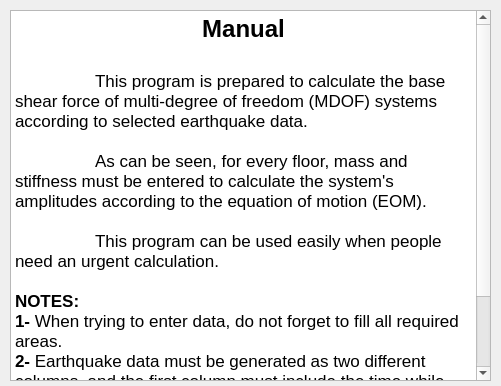
Above: manual.ui from alitatici/VisualizationOfCodes before the change. Below: the same form after it.
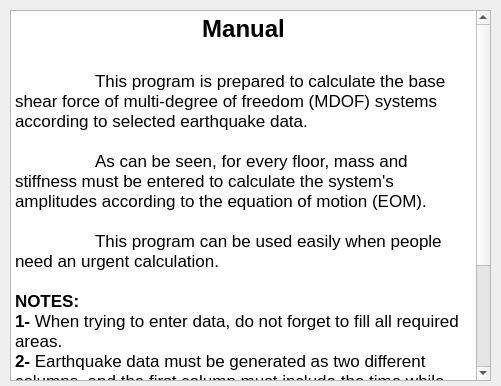
That is the form after the change. Icons and pictures are not drawn.

```diff
--- a/manual.ui
+++ b/manual.ui
@@ -1289,20 +1289,22 @@
     <string>&lt;!DOCTYPE HTML PUBLIC &quot;-//W3C//DTD HTML 4.0//EN&quot; &quot;http://www.w3.org/TR/REC-html40/strict.dtd&quot;&gt;
 &lt;html&gt;&lt;head&gt;&lt;meta name=&quot;qrichtext&quot; content=&quot;1&quot; /&gt;&lt;style type=&quot;text/css&quot;&gt;
 p, li { white-space: pre-wrap; }
-&lt;/style&gt;&lt;/head&gt;&lt;body style=&quot; font-family:'MS Shell Dlg 2'; font-size:7.8pt; font-weight:400; font-style:normal;&quot;&gt;
-&lt;p align=&quot;center&quot; style=&quot; margin-top:0px; margin-bottom:0px; margin-left:0px; margin-right:0px; -qt-block-indent:0; text-indent:0px;&quot;&gt;&lt;span style=&quot; font-family:'.AppleSystemUIFont'; font-size:18pt; font-weight:600;&quot;&gt;Manual&lt;/span&gt;&lt;/p&gt;
-&lt;p style=&quot;-qt-paragraph-type:empty; margin-top:0px; margin-bottom:0px; margin-left:0px; margin-right:0px; -qt-block-indent:0; text-indent:0px; font-family:'.AppleSystemUIFont'; font-size:18pt; font-weight:600;&quot;&gt;&lt;br /&gt;&lt;/p&gt;
-&lt;p style=&quot; margin-top:0px; margin-bottom:0px; margin-left:0px; margin-right:0px; -qt-block-indent:0; text-indent:0px;&quot;&gt;&lt;span style=&quot; font-family:'.AppleSystemUIFont'; font-size:13pt;&quot;&gt;	This program is prepared to calculate the base shear force of multi-degree of freedom (MDOF) systems according to selected earthquake data. &lt;/span&gt;&lt;/p&gt;
-&lt;p style=&quot;-qt-paragraph-type:empty; margin-top:0px; margin-bottom:0px; margin-left:0px; margin-right:0px; -qt-block-indent:0; text-indent:0px; font-family:'.AppleSystemUIFont'; font-size:13pt;&quot;&gt;&lt;br /&gt;&lt;/p&gt;
-&lt;p style=&quot; margin-top:0px; margin-bottom:0px; margin-left:0px; margin-right:0px; -qt-block-indent:0; text-indent:0px;&quot;&gt;&lt;span style=&quot; font-family:'.AppleSystemUIFont'; font-size:13pt;&quot;&gt;	As can be seen, for every floor, mass and stiffness must be entered to calculate the system's amplitudes according to the equation of motion (EOM). &lt;/span&gt;&lt;/p&gt;
-&lt;p style=&quot;-qt-paragraph-type:empty; margin-top:0px; margin-bottom:0px; margin-left:0px; margin-right:0px; -qt-block-indent:0; text-indent:0px; font-family:'.AppleSystemUIFont'; font-size:13pt;&quot;&gt;&lt;br /&gt;&lt;/p&gt;
-&lt;p style=&quot; margin-top:0px; margin-bottom:0px; margin-left:0px; margin-right:0px; -qt-block-indent:0; text-indent:0px;&quot;&gt;&lt;span style=&quot; font-family:'.AppleSystemUIFont'; font-size:13pt;&quot;&gt;	This program can be used easily when people need an urgent calculation. &lt;/span&gt;&lt;/p&gt;
-&lt;p style=&quot; margin-top:0px; margin-bottom:0px; margin-left:0px; margin-right:0px; -qt-block-indent:0; text-indent:0px;&quot;&gt;&lt;span style=&quot; font-family:'.AppleSystemUIFont'; font-size:13pt;&quot;&gt; &lt;/span&gt;&lt;/p&gt;
-&lt;p style=&quot; margin-top:0px; margin-bottom:0px; margin-left:0px; margin-right:0px; -qt-block-indent:0; text-indent:0px;&quot;&gt;&lt;span style=&quot; font-family:'.AppleSystemUIFont'; font-size:13pt; font-weight:600;&quot;&gt;NOTES:&lt;/span&gt;&lt;/p&gt;
-&lt;p style=&quot; margin-top:0px; margin-bottom:0px; margin-left:0px; margin-right:0px; -qt-block-indent:0; text-indent:0px;&quot;&gt;&lt;span style=&quot; font-family:'.AppleSystemUIFont'; font-size:13pt; font-weight:600;&quot;&gt;1- &lt;/span&gt;&lt;span style=&quot; font-family:'.AppleSystemUIFont'; font-size:13pt;&quot;&gt;When trying to enter data, do not forget to fill all required areas. &lt;/span&gt;&lt;/p&gt;
-&lt;p style=&quot; margin-top:0px; margin-bottom:0px; margin-left:0px; margin-right:0px; -qt-block-indent:0; text-indent:0px;&quot;&gt;&lt;span style=&quot; font-family:'.AppleSystemUIFont'; font-size:13pt; font-weight:600;&quot;&gt;2- &lt;/span&gt;&lt;span style=&quot; font-family:'.AppleSystemUIFont'; font-size:13pt;&quot;&gt;Earthquake data must be generated as two different columns, and the first column must include the time while the second one includes acceleration.&lt;/span&gt;&lt;/p&gt;
-&lt;p style=&quot; margin-top:0px; margin-bottom:0px; margin-left:0px; margin-right:0px; -qt-block-indent:0; text-indent:0px;&quot;&gt;&lt;span style=&quot; font-family:'.AppleSystemUIFont'; font-size:13pt; font-weight:600;&quot;&gt;3- &lt;/span&gt;&lt;span style=&quot; font-family:'.AppleSystemUIFont'; font-size:13pt;&quot;&gt;Earthquake data file must not have additional information in the first row.&lt;/span&gt;&lt;/p&gt;
-&lt;p style=&quot; margin-top:0px; margin-bottom:0px; margin-left:0px; margin-right:0px; -qt-block-indent:0; text-indent:0px;&quot;&gt;&lt;span style=&quot; font-family:'.AppleSystemUIFont'; font-size:13pt; font-weight:600;&quot;&gt;4- &lt;/span&gt;&lt;span style=&quot; font-family:'.AppleSystemUIFont'; font-size:13pt;&quot;&gt;Seperator can be all dot ('.'), comma (','),or space (' ').&lt;/span&gt;&lt;/p&gt;&lt;/body&gt;&lt;/html&gt;</string>
+&lt;/style&gt;&lt;/head&gt;&lt;body style=&quot; font-family:'.AppleSystemUIFont'; font-size:13pt; font-weight:400; font-style:normal;&quot;&gt;
+&lt;p align=&quot;center&quot; style=&quot; margin-top:0px; margin-bottom:0px; margin-left:0px; margin-right:0px; -qt-block-indent:0; text-indent:0px;&quot;&gt;&lt;span style=&quot; font-size:18pt; font-weight:600;&quot;&gt;Manual&lt;/span&gt;&lt;/p&gt;
+&lt;p style=&quot;-qt-paragraph-type:empty; margin-top:0px; margin-bottom:0px; margin-left:0px; margin-right:0px; -qt-block-indent:0; text-indent:0px; font-size:18pt; font-weight:600;&quot;&gt;&lt;br /&gt;&lt;/p&gt;
+&lt;p style=&quot; margin-top:0px; margin-bottom:0px; margin-left:0px; margin-right:0px; -qt-block-indent:0; text-indent:0px;&quot;&gt;	This program is prepared to calculate the base shear force of multi-degree of freedom (MDOF) systems according to selected earthquake data. &lt;/p&gt;
+&lt;p style=&quot;-qt-paragraph-type:empty; margin-top:0px; margin-bottom:0px; margin-left:0px; margin-right:0px; -qt-block-indent:0; text-indent:0px;&quot;&gt;&lt;br /&gt;&lt;/p&gt;
+&lt;p style=&quot; margin-top:0px; margin-bottom:0px; margin-left:0px; margin-right:0px; -qt-block-indent:0; text-indent:0px;&quot;&gt;	As can be seen, for every floor, mass and stiffness must be entered to calculate the system's amplitudes according to the equation of motion (EOM). &lt;/p&gt;
+&lt;p style=&quot;-qt-paragraph-type:empty; margin-top:0px; margin-bottom:0px; margin-left:0px; margin-right:0px; -qt-block-indent:0; text-indent:0px;&quot;&gt;&lt;br /&gt;&lt;/p&gt;
+&lt;p style=&quot; margin-top:0px; margin-bottom:0px; margin-left:0px; margin-right:0px; -qt-block-indent:0; text-indent:0px;&quot;&gt;	This program can be used easily when people need an urgent calculation. &lt;/p&gt;
+&lt;p style=&quot; margin-top:0px; margin-bottom:0px; margin-left:0px; margin-right:0px; -qt-block-indent:0; text-indent:0px;&quot;&gt; &lt;/p&gt;
+&lt;p style=&quot; margin-top:0px; margin-bottom:0px; margin-left:0px; margin-right:0px; -qt-block-indent:0; text-indent:0px;&quot;&gt;&lt;span style=&quot; font-weight:600;&quot;&gt;NOTES:&lt;/span&gt;&lt;/p&gt;
+&lt;p style=&quot; margin-top:0px; margin-bottom:0px; margin-left:0px; margin-right:0px; -qt-block-indent:0; text-indent:0px;&quot;&gt;&lt;span style=&quot; font-weight:600;&quot;&gt;1- &lt;/span&gt;When trying to enter data, do not forget to fill all required areas. &lt;/p&gt;
+&lt;p style=&quot; margin-top:0px; margin-bottom:0px; margin-left:0px; margin-right:0px; -qt-block-indent:0; text-indent:0px;&quot;&gt;&lt;span style=&quot; font-weight:600;&quot;&gt;2- &lt;/span&gt;Earthquake data must be generated as two different columns, and the first column must include the time while the second one includes acceleration.&lt;/p&gt;
+&lt;p style=&quot; margin-top:0px; margin-bottom:0px; margin-left:0px; margin-right:0px; -qt-block-indent:0; text-indent:0px;&quot;&gt;&lt;span style=&quot; font-weight:600;&quot;&gt;3- &lt;/span&gt;Earthquake data file must not have additional information in the first row.&lt;/p&gt;
+&lt;p style=&quot; margin-top:0px; margin-bottom:0px; margin-left:0px; margin-right:0px; -qt-block-indent:0; text-indent:0px;&quot;&gt;&lt;span style=&quot; font-weight:600;&quot;&gt;4- &lt;/span&gt;Seperator can be all dot ('.'), comma (','),or space (' ').&lt;/p&gt;
+&lt;p style=&quot; margin-top:0px; margin-bottom:0px; margin-left:0px; margin-right:0px; -qt-block-indent:0; text-indent:0px;&quot;&gt;&lt;span style=&quot; font-weight:600;&quot;&gt;5- &lt;/span&gt;Damping raito is set as 0.05&lt;/p&gt;
+&lt;p style=&quot; margin-top:0px; margin-bottom:0px; margin-left:0px; margin-right:0px; -qt-block-indent:0; text-indent:0px;&quot;&gt;&lt;span style=&quot; font-weight:600;&quot;&gt;6- &lt;/span&gt;Newmark Method is used to evaluate dynamic response numerically.&lt;/p&gt;&lt;/body&gt;&lt;/html&gt;</string>
    </property>
    <property name="textInteractionFlags">
     <set>Qt::TextSelectableByKeyboard|Qt::TextSelectableByMouse</set>
```
